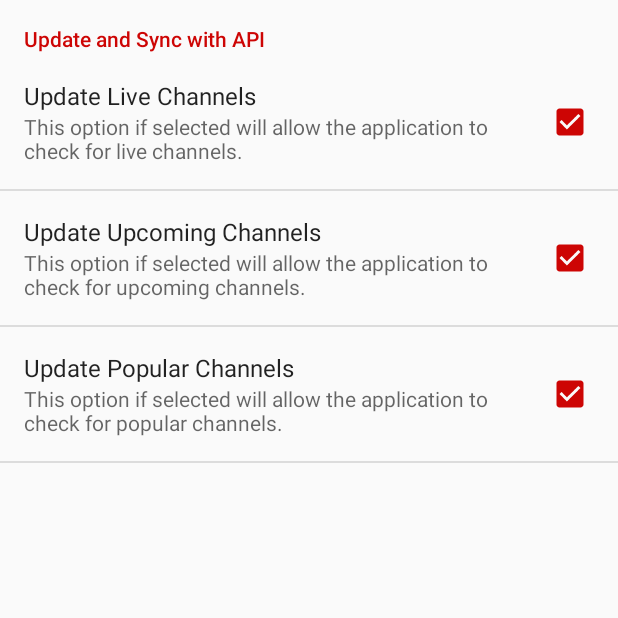
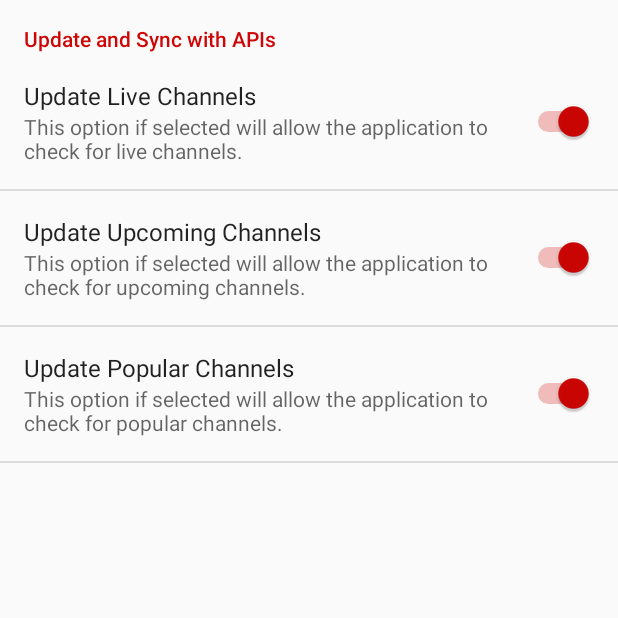
Before and after one commit to hanhdt/AndroidTVChannels, an Android app: the ChannelPreferencesActivity screen opened directly, with no data from a screen before it, on a phone screen of 412 x 824 dp, the top half of it. Run offline under Robolectric (Android 15) with nearby library versions, the phone set to English and light mode, and no system bars; network calls fail.

Commit message:
# Refactor codes # Change UI preferences to Switch type # Random status channel for each just like to demonstration

```diff
--- a/app/src/main/res/values/strings.xml
+++ b/app/src/main/res/values/strings.xml
@@ -15,5 +15,5 @@
     <string name="click_on_channel_message">You are watching</string>
 
     <string name="preference_title">ZEEMI Settings</string>
-    <string name="pref_update_category_title">Update and Sync with API</string>
+    <string name="pref_update_category_title">Update and Sync with APIs</string>
 </resources>
--- a/app/src/main/res/xml/preferences.xml
+++ b/app/src/main/res/xml/preferences.xml
@@ -4,19 +4,20 @@
         android:title="@string/pref_update_category_title"
         android:key="prefKeyUpdateSettings">
 
-        <CheckBoxPreference android:title="Update Live Channels"
+        <SwitchPreference android:title="Update Live Channels"
             android:defaultValue="true"
             android:summary="This option if selected will allow the application to check for live channels."
             android:key="updateLiveChannels" />
 
-        <CheckBoxPreference android:title="Update Upcoming Channels"
+        <SwitchPreference android:title="Update Upcoming Channels"
             android:defaultValue="true"
             android:summary="This option if selected will allow the application to check for upcoming channels."
             android:key="updateUpcomingChannels" />
 
-        <CheckBoxPreference android:title="Update Popular Channels"
+        <SwitchPreference android:title="Update Popular Channels"
             android:defaultValue="true"
             android:summary="This option if selected will allow the application to check for popular channels."
             android:key="updatePopularChannels" />
+
     </PreferenceCategory>
 </PreferenceScreen>
```
Also changed, not shown: app/src/main/java/se/hanh/nimbl3channels/adapter/SwipeChannelCardAdapter.java (+8 -1 lines), app/src/main/java/se/hanh/nimbl3channels/fragment/LiveChannelCardFragment.java (+6 -4 lines), app/src/main/java/se/hanh/nimbl3channels/fragment/PopularChannelCardFragment.java (+5 -4 lines), app/src/main/java/se/hanh/nimbl3channels/fragment/UpcommingChannelCardFragment.java (+6 -4 lines).
